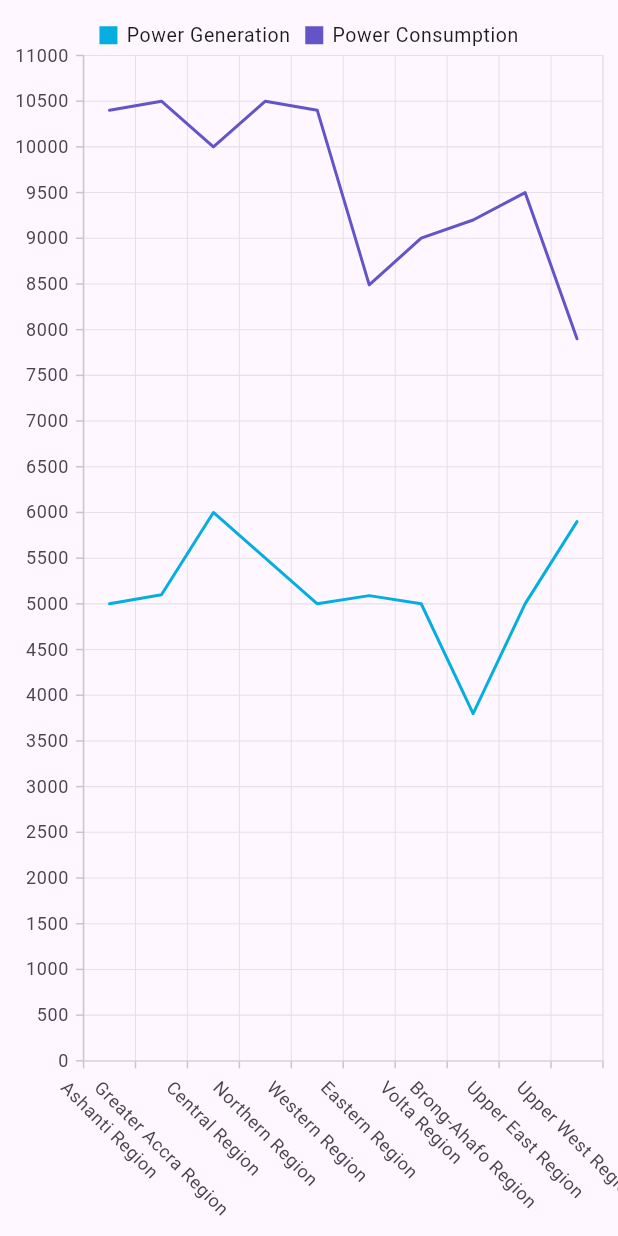
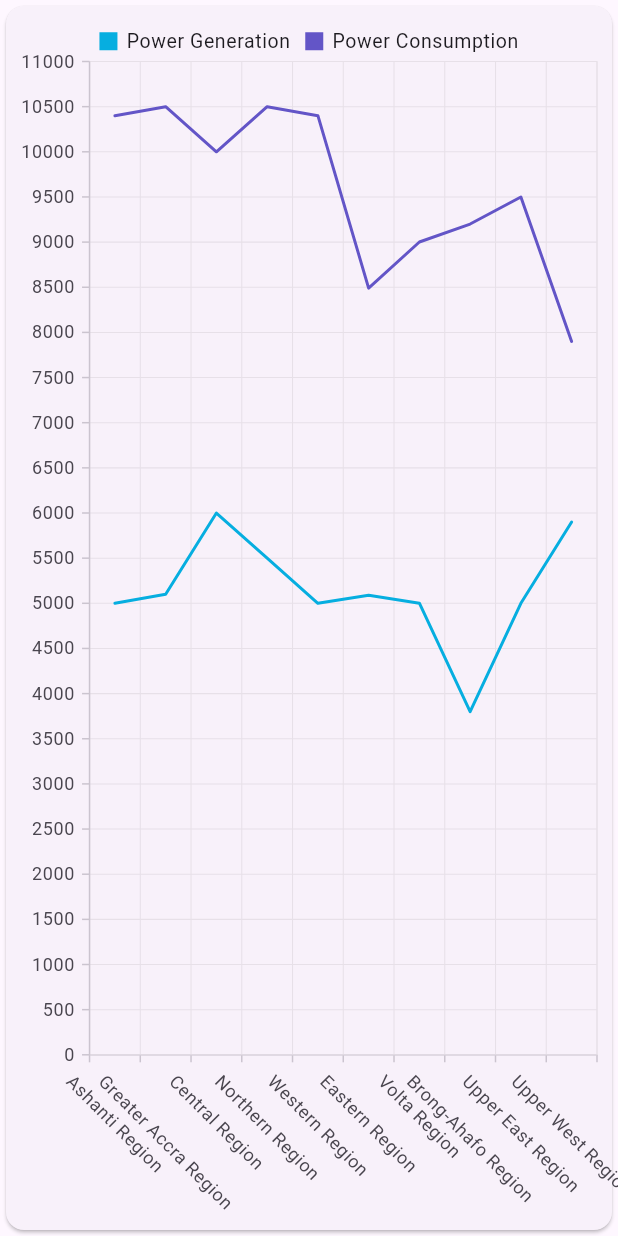
Before and after one commit to DevPrinceK/energia-ai, a Flutter app: the PowerChart widget shown alone on an empty page, opened directly, on a phone screen of 412 x 824 dp. Run offline on Flutter 3.47's test engine with Material 2 defaults, Android fonts, the phone set to English and light mode, and no system bars; our stand-ins replace syncfusion_flutter_charts.

Commit message:
Update power_chart.dart

```diff
--- a/energia_dashboard/lib/charts/desktop/power_chart.dart
+++ b/energia_dashboard/lib/charts/desktop/power_chart.dart
@@ -26,7 +26,8 @@ class PowerChart extends StatelessWidget {
 
   @override
   Widget build(BuildContext context) {
-    return SfCartesianChart(
+    return Card(
+      child: SfCartesianChart(
         primaryXAxis: CategoryAxis(isVisible: true, labelRotation: 45),
         primaryYAxis: NumericAxis(isVisible: true),
         series: <ChartSeries<PowerData, String>>[
@@ -48,6 +49,7 @@ class PowerChart extends StatelessWidget {
           isVisible: true,
           position: LegendPosition.top,
         ),
+      ),
     );
   }
 }
```
Lines whose indentation alone changed are shown as unchanged.
